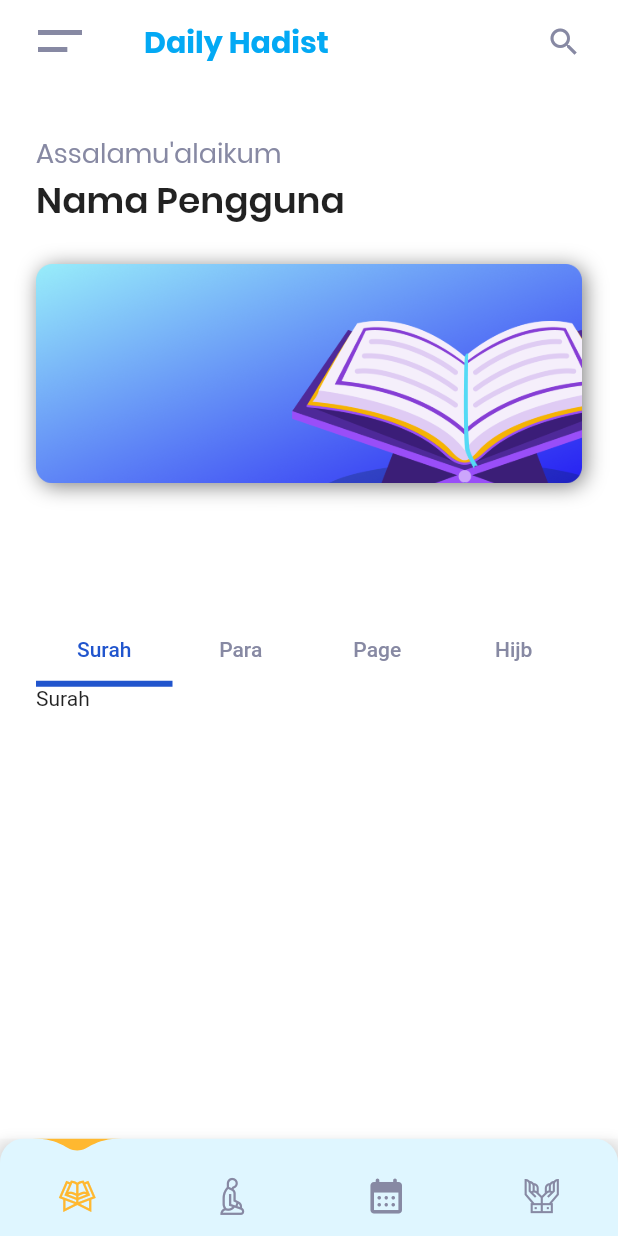
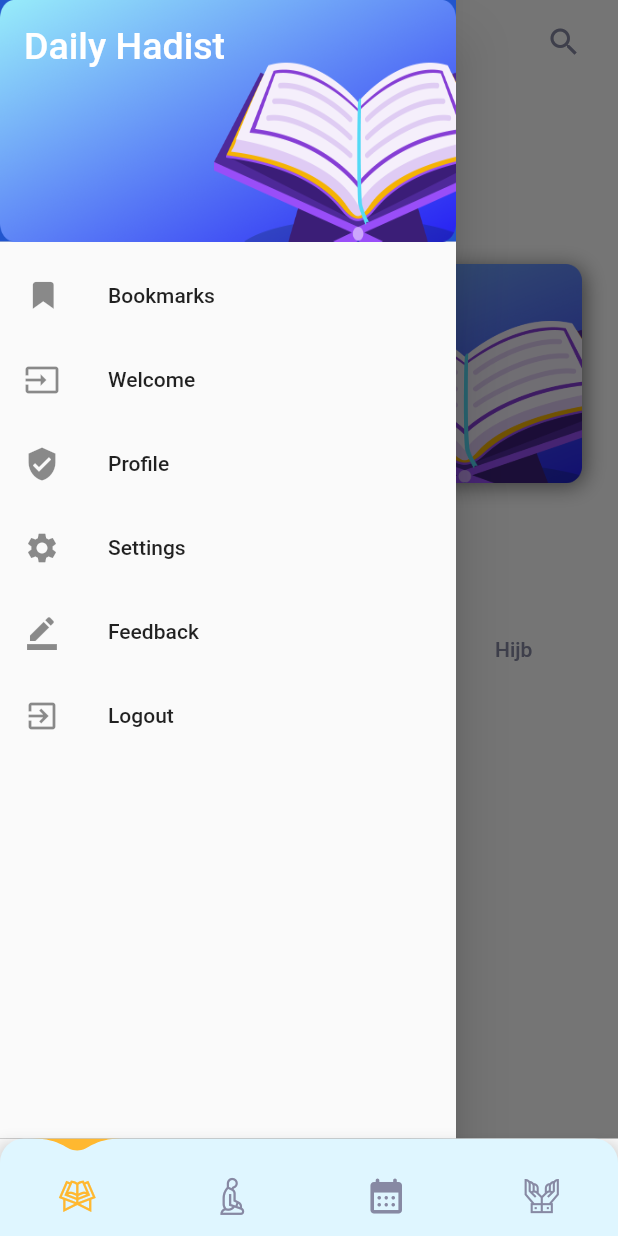
Before and after one commit to krisnachy/project_hadits, a Flutter app: the screen it shows after launch, after a tap on an icon or button, on a phone screen of 412 x 824 dp. Run offline on Flutter 3.47's test engine with Material 2 defaults, Android fonts, the phone set to English and light mode, and no system bars; drawn by our look-alikes of simple_shadow, water_drop_nav_bar; our stand-ins replace flutter_svg, lottie, table_calendar; missing offline and left inert: dart:ffi.

Commit message:
Add drawer

```diff
--- /dev/null
+++ b/lib/utils/drawer_page.dart
@@ -0,0 +1,63 @@
+import 'package:flutter/material.dart';
+import 'package:project_hadith/utils/color_helper.dart';
+import 'package:project_hadith/utils/hadist_navbar_icons.dart';
+import 'package:project_hadith/view/pages/bookmarks/bookmarks.dart';
+
+class DrawerPage extends StatelessWidget {
+  const DrawerPage({Key? key}) : super(key: key);
+
+  @override
+  Widget build(BuildContext context) {
+    return Drawer(
+      child: ListView(
+        padding: EdgeInsets.zero,
+        children: <Widget>[
+          const DrawerHeader(
+            decoration: BoxDecoration(
+                color: ColorHelper.mainDark,
+                image: DecorationImage(
+                    fit: BoxFit.fill,
+                    image: AssetImage('assets/ic_quran.png'))),
+            child: Text(
+              'Daily Hadist',
+              style: TextStyle(color: Colors.white, fontSize: 25),
+            ),
+          ),
+          ListTile(
+            leading: Icon(HadistNavbar.ic_save),
+            title: Text('Bookmarks'),
+            onTap: () => {
+              Navigator.push(
+                  context, MaterialPageRoute(builder: (context) => Bookmarks()))
+            },
+          ),
+          ListTile(
+            leading: Icon(Icons.input),
+            title: Text('Welcome'),
+            onTap: () => {},
+          ),
+          ListTile(
+            leading: Icon(Icons.verified_user),
+            title: Text('Profile'),
+            onTap: () => {Navigator.of(context).pop()},
+          ),
+          ListTile(
+            leading: Icon(Icons.settings),
+            title: Text('Settings'),
+            onTap: () => {Navigator.of(context).pop()},
+          ),
+          ListTile(
+            leading: Icon(Icons.border_color),
+            title: Text('Feedback'),
+            onTap: () => {Navigator.of(context).pop()},
+          ),
+          ListTile(
+            leading: Icon(Icons.exit_to_app),
+            title: Text('Logout'),
+            onTap: () => {Navigator.of(context).pop()},
+          ),
+        ],
+      ),
+    );
+  }
+}
--- a/lib/view/drawer/drawer.dart
+++ /dev/null
@@ -1,12 +0,0 @@
-import 'package:flutter/material.dart';
-
-class Drawer extends StatelessWidget {
-  const Drawer({Key? key}) : super(key: key);
-
-  @override
-  Widget build(BuildContext context) {
-    return Drawer(
-
-    );
-  }
-}
--- a/lib/view/pages/home/home_page.dart
+++ b/lib/view/pages/home/home_page.dart
@@ -2,6 +2,7 @@ import 'package:flutter/material.dart';
 import 'package:flutter_svg/flutter_svg.dart';
 import 'package:project_hadith/constant/sdp.dart';
 import 'package:project_hadith/utils/color_helper.dart';
+import 'package:project_hadith/utils/drawer_page.dart';
 import 'package:project_hadith/view/pages/home/home_tab.dart';
 import 'package:simple_shadow/simple_shadow.dart';
 
@@ -47,6 +48,7 @@ class _HomePageState extends State<HomePage> {
           )
         ],
       ),
+      drawer: DrawerPage(),
       backgroundColor: Colors.white,
       body: SafeArea(
         child: SingleChildScrollView(
```
